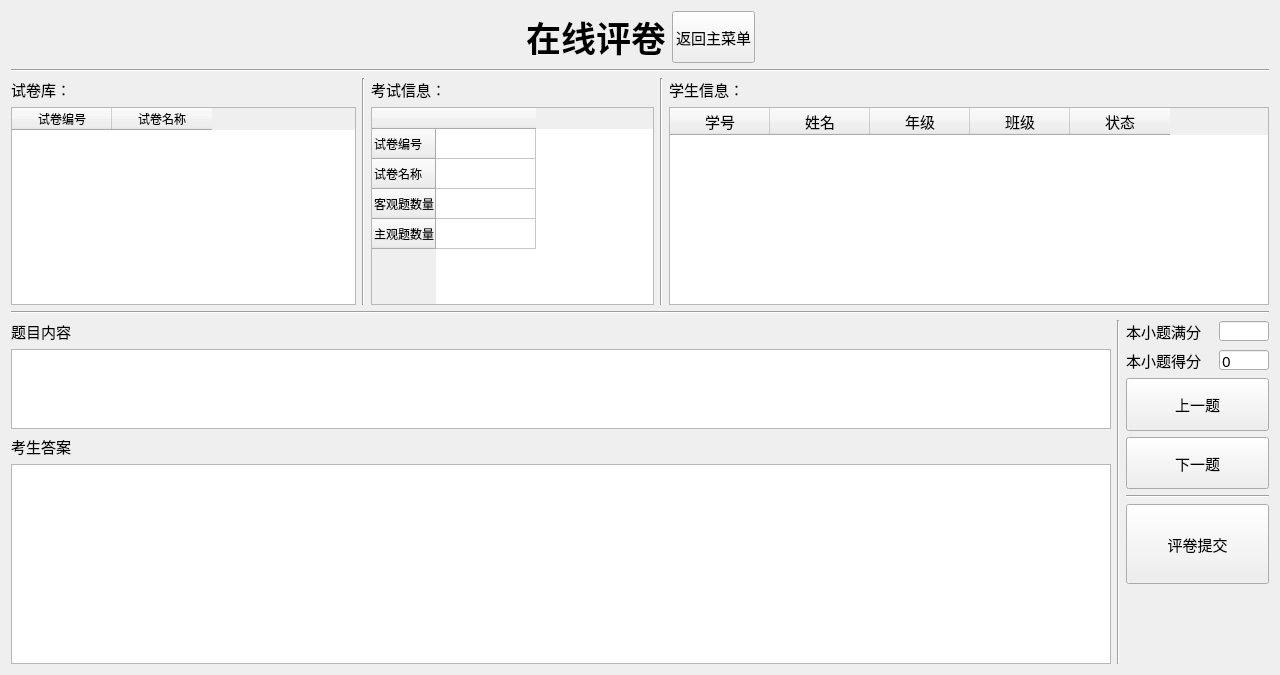
The window that server/submark.ui (AlanForeverAi/Exams) describes before a commit, drawn with Qt 5.
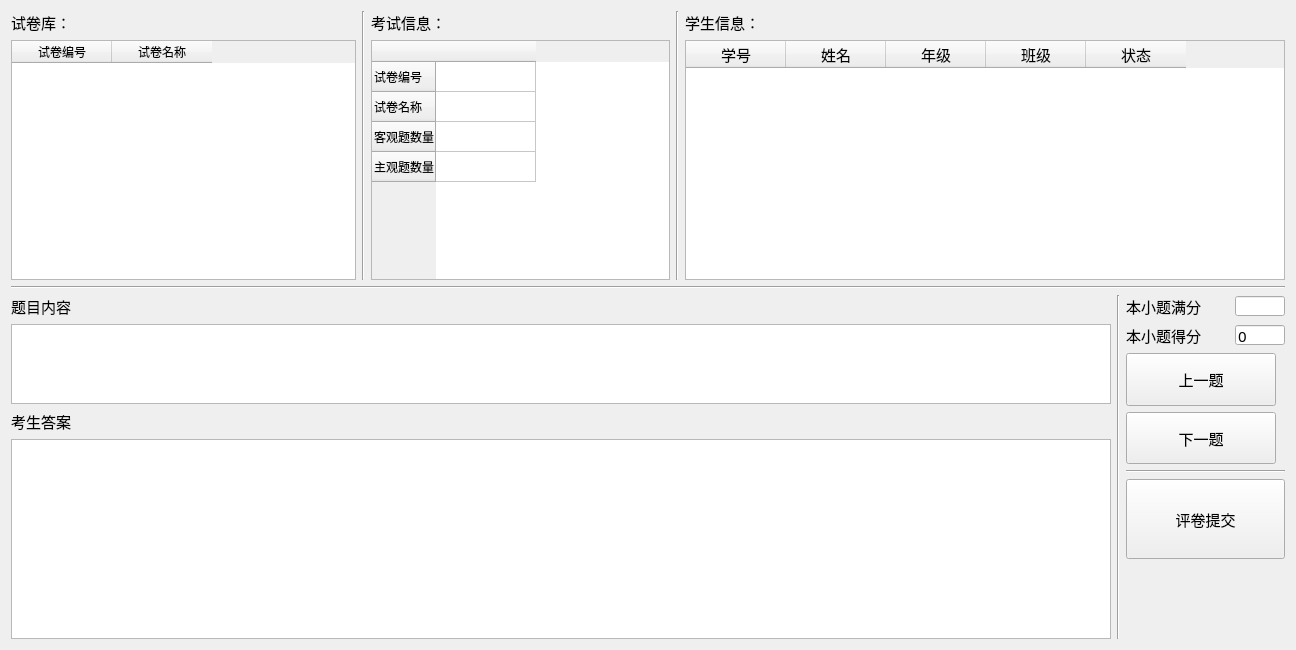
The same window after the commit.

```diff
--- a/server/submark.ui
+++ b/server/submark.ui
@@ -6,10 +6,28 @@
    <rect>
     <x>0</x>
     <y>0</y>
-    <width>1280</width>
-    <height>675</height>
+    <width>1296</width>
+    <height>650</height>
    </rect>
   </property>
+  <property name="sizePolicy">
+   <sizepolicy hsizetype="Fixed" vsizetype="Fixed">
+    <horstretch>0</horstretch>
+    <verstretch>0</verstretch>
+   </sizepolicy>
+  </property>
+  <property name="minimumSize">
+   <size>
+    <width>1240</width>
+    <height>650</height>
+   </size>
+  </property>
+  <property name="maximumSize">
+   <size>
+    <width>1296</width>
+    <height>650</height>
+   </size>
+  </property>
   <property name="font">
    <font>
     <family>微软雅黑</family>
@@ -21,92 +39,6 @@
   </property>
   <layout class="QGridLayout" name="gridLayout">
    <item row="0" column="0">
-    <layout class="QHBoxLayout" name="horizontalLayout_8">
-     <item>
-      <spacer name="horizontalSpacer_3">
-       <property name="orientation">
-        <enum>Qt::Horizontal</enum>
-       </property>
-       <property name="sizeHint" stdset="0">
-        <size>
-         <width>40</width>
-         <height>20</height>
-        </size>
-       </property>
-      </spacer>
-     </item>
-     <item>
-      <widget class="QLabel" name="label_10">
-       <property name="font">
-        <font>
-         <pointsize>24</pointsize>
-        </font>
-       </property>
-       <property name="text">
-        <string>&lt;!DOCTYPE HTML PUBLIC &quot;-//W3C//DTD HTML 4.0//EN&quot; &quot;http://www.w3.org/TR/REC-html40/strict.dtd&quot;&gt;
-&lt;html&gt;&lt;head&gt;&lt;meta name=&quot;qrichtext&quot; content=&quot;1&quot; /&gt;&lt;style type=&quot;text/css&quot;&gt;
-p, li { white-space: pre-wrap; }
-&lt;/style&gt;&lt;/head&gt;&lt;body style=&quot; font-family:'宋体'; font-size:9pt; font-weight:400; font-style:normal;&quot;&gt;
-&lt;p align=&quot;center&quot; style=&quot; margin-top:0px; margin-bottom:0px; margin-left:0px; margin-right:0px; -qt-block-indent:0; text-indent:0px;&quot;&gt;&lt;span style=&quot; font-size:26pt; font-weight:600;&quot;&gt;在线评卷&lt;/span&gt;&lt;/p&gt;&lt;/body&gt;&lt;/html&gt;</string>
-       </property>
-      </widget>
-     </item>
-     <item>
-      <widget class="QPushButton" name="pushButton_back">
-       <property name="minimumSize">
-        <size>
-         <width>83</width>
-         <height>50</height>
-        </size>
-       </property>
-       <property name="maximumSize">
-        <size>
-         <width>16777215</width>
-         <height>1111</height>
-        </size>
-       </property>
-       <property name="font">
-        <font>
-         <family>微软雅黑</family>
-         <pointsize>11</pointsize>
-         <weight>50</weight>
-         <italic>false</italic>
-         <bold>false</bold>
-         <underline>false</underline>
-         <strikeout>false</strikeout>
-        </font>
-       </property>
-       <property name="layoutDirection">
-        <enum>Qt::RightToLeft</enum>
-       </property>
-       <property name="text">
-        <string>返回主菜单</string>
-       </property>
-      </widget>
-     </item>
-     <item>
-      <spacer name="horizontalSpacer_4">
-       <property name="orientation">
-        <enum>Qt::Horizontal</enum>
-       </property>
-       <property name="sizeHint" stdset="0">
-        <size>
-         <width>40</width>
-         <height>20</height>
-        </size>
-       </property>
-      </spacer>
-     </item>
-    </layout>
-   </item>
-   <item row="1" column="0">
-    <widget class="Line" name="line_7">
-     <property name="orientation">
-      <enum>Qt::Horizontal</enum>
-     </property>
-    </widget>
-   </item>
-   <item row="2" column="0">
     <layout class="QHBoxLayout" name="horizontalLayout_12">
      <item>
       <layout class="QVBoxLayout" name="verticalLayout_3">
@@ -325,14 +257,14 @@
      </item>
     </layout>
    </item>
-   <item row="3" column="0">
+   <item row="1" column="0">
     <widget class="Line" name="line_4">
      <property name="orientation">
       <enum>Qt::Horizontal</enum>
      </property>
     </widget>
    </item>
-   <item row="4" column="0">
+   <item row="2" column="0">
     <layout class="QHBoxLayout" name="horizontalLayout_2">
      <item>
       <layout class="QVBoxLayout" name="verticalLayout_10">
@@ -353,7 +285,7 @@
         <widget class="QTextBrowser" name="textBrowser_answser">
          <property name="minimumSize">
           <size>
-           <width>1100</width>
+           <width>900</width>
            <height>0</height>
           </size>
          </property>
@@ -381,7 +313,7 @@
         <widget class="QTextBrowser" name="textBrowser_title">
          <property name="minimumSize">
           <size>
-           <width>1100</width>
+           <width>900</width>
            <height>200</height>
           </size>
          </property>
```
